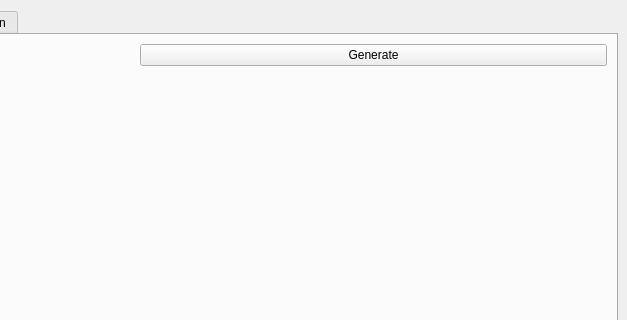
Qt form Radiotrack_dockwidget_base.ui (lccanon/Radiotrack) before a commit; both pictures show x 353 to 980 and y 0 to 320 of the 980 by 666 pixel window.
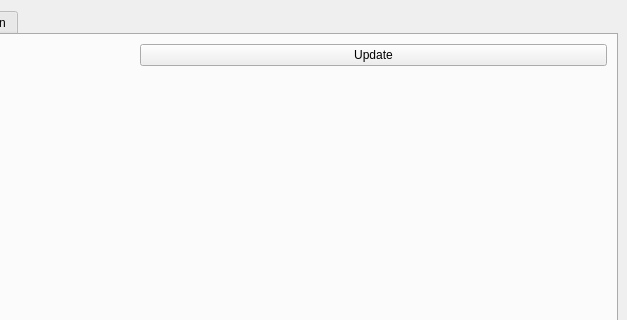
The same form after that commit. The open tabs and pages were chosen to show the change. Custom widgets are drawn as their Qt base class.

```diff
--- a/Radiotrack_dockwidget_base.ui
+++ b/Radiotrack_dockwidget_base.ui
@@ -459,7 +459,7 @@
           <item>
            <widget class="QPushButton" name="intersectionButton">
             <property name="text">
-             <string>Generate</string>
+             <string>Update</string>
             </property>
            </widget>
           </item>
```
